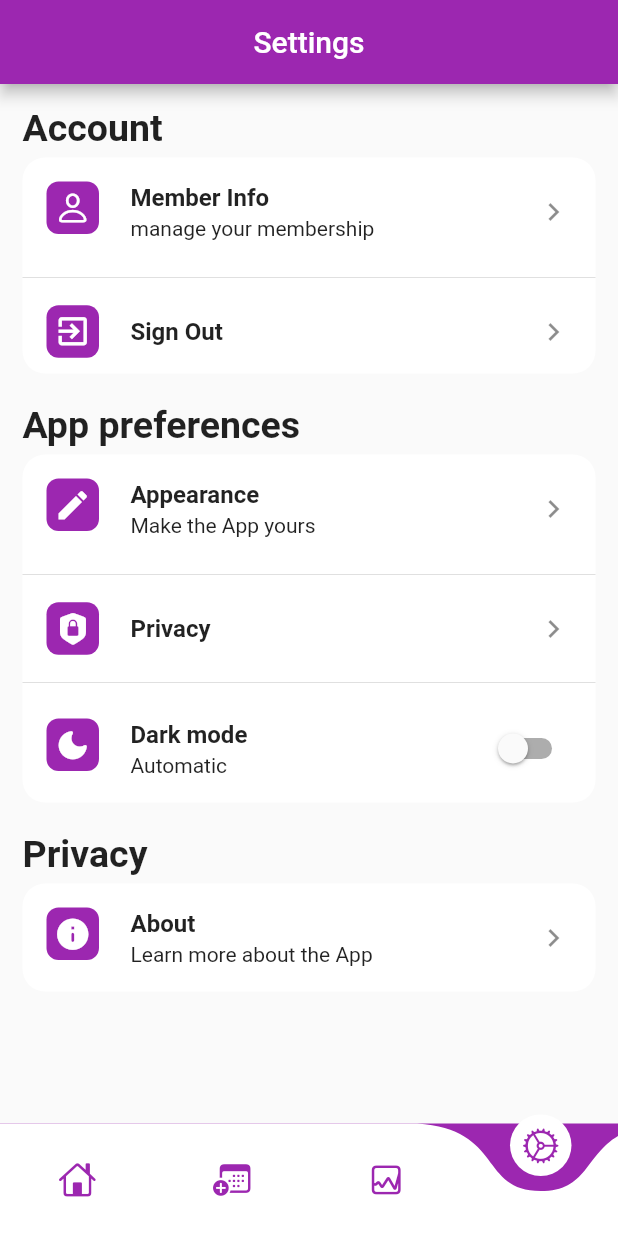
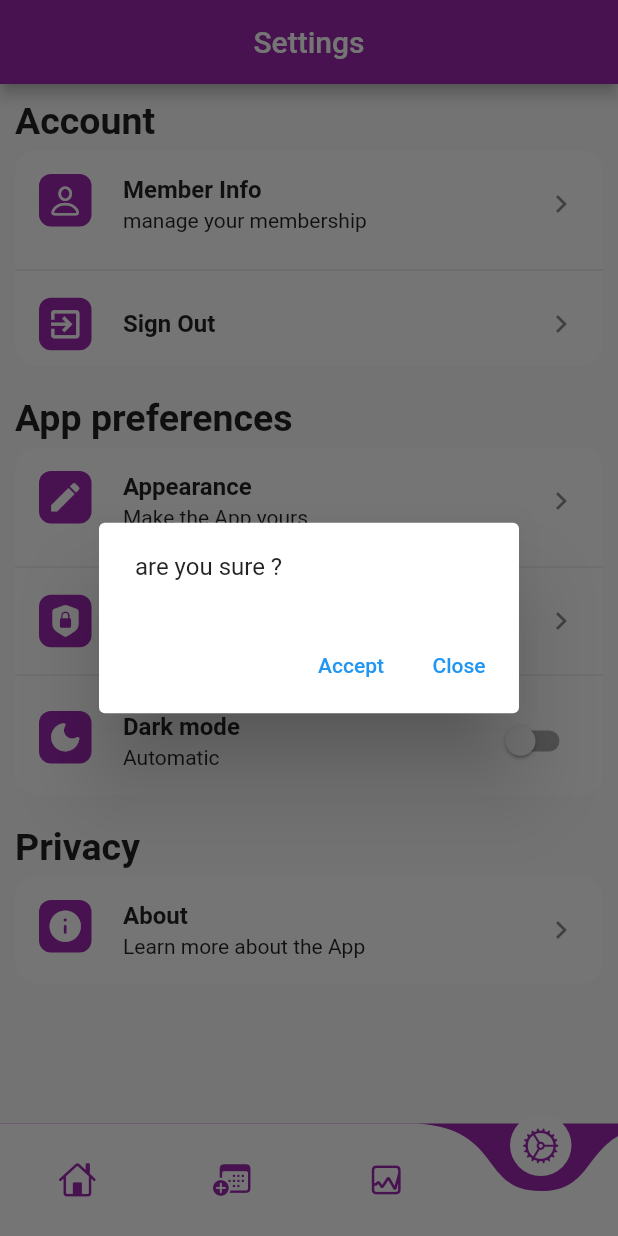
Before and after one commit to AltTheo/UOP_sports_V2.0, a Flutter app: the screen it shows after launch, item 4 of the bottom bar chosen, after a tap on "Sign Out", on a phone screen of 412 x 824 dp. Run offline on Flutter 3.47's test engine with Material 2 defaults, Android fonts, the phone set to English and light mode, and no system bars; drawn by our look-alikes of babstrap_settings_screen, curved_navigation_bar; our stand-ins replace animated_notch_bottom_bar, firebase_auth, firebase_core; missing offline and left inert: booking_calendar; accounts and stored records are empty.

```diff
--- a/lib/screens/SettingsScreen.dart
+++ b/lib/screens/SettingsScreen.dart
@@ -1,3 +1,4 @@
+// ignore: file_names
 import 'package:babstrap_settings_screen/babstrap_settings_screen.dart';
 import 'package:flutter/cupertino.dart';
 import 'package:flutter/material.dart';
@@ -11,7 +12,7 @@ class Settings extends StatelessWidget {
       context: context,
       builder: (context) {
         return AlertDialog(
-          content: const Text('are .you sure ?'),
+          content: const Text('are you sure ?'),
           actions: [
             TextButton(
               onPressed: () => Navigator.of(context).pushReplacement(
@@ -39,7 +40,7 @@ class Settings extends StatelessWidget {
         backgroundColor: Colors.purple,
       ),
       body: Padding(
-        padding: const EdgeInsets.all(15),
+        padding:  const EdgeInsets.all(10),
         child: ListView(
           children: [
             // You can add a settings title
@@ -57,7 +58,9 @@ class Settings extends StatelessWidget {
                   subtitle: 'manage your membership',
                 ),
                 SettingsItem(
-                  onTap: () {},
+                  onTap: () {
+                    _showAction(context);
+                  },
                   icons: Icons.exit_to_app_outlined,
                   iconStyle: IconStyle(
                       backgroundColor: Colors.purple,
--- a/lib/src/Navybar.dart
+++ b/lib/src/Navybar.dart
@@ -36,7 +36,7 @@ class NavyState extends State<Navy> {
         //     title: Text('Bottom NavBar'), backgroundColor: Colors.purple),
         body: Center(child: widgetOptions.elementAt(selectedIndex)),
         bottomNavigationBar: CurvedNavigationBar(
-          animationDuration: const Duration(milliseconds: 1000),
+          animationDuration: const Duration(milliseconds: 800),
           backgroundColor: Colors.purple,
           buttonBackgroundColor: Colors.white,
             // ignore: prefer_const_literals_to_create_immutables
```
